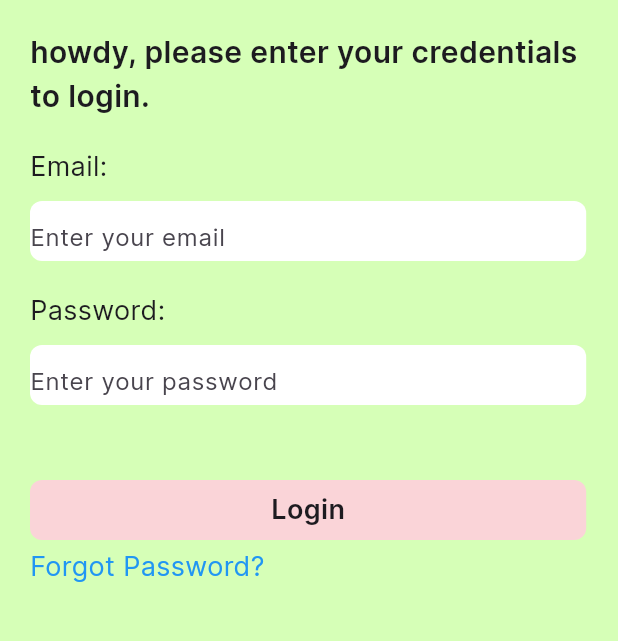
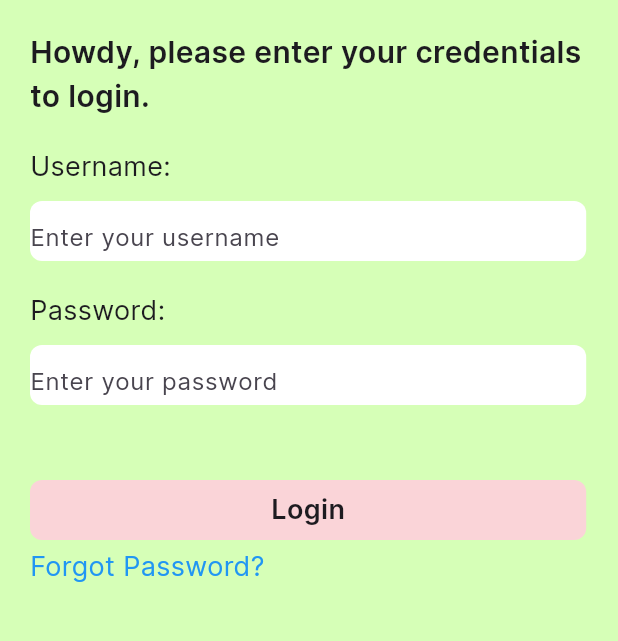
Before and after one commit to BastiaanMeijer2002/MAD, a Flutter app: the screen it shows after launch, after a tap on "Login", on a phone screen of 412 x 824 dp, the part 84-725 px from its top. Run offline on Flutter 3.47's test engine with Material 3 defaults, Android fonts, the phone set to English and light mode, and no system bars; our stand-ins replace flutter_secure_storage, flutter_svg; missing offline and left inert: dotenv; network calls fail; project files that could hold a hidden picture were left out.

Commit message:
added login functionality and retrieving jwt token from secure storage

```diff
--- a/clucknrides/lib/main.dart
+++ b/clucknrides/lib/main.dart
@@ -2,16 +2,16 @@ import 'package:clucknrides/screens/home_screen/main.dart';
 import 'package:clucknrides/screens/start_screen.dart';
 import 'package:dotenv/dotenv.dart';
 import 'package:flutter/material.dart';
+import 'package:flutter_secure_storage/flutter_secure_storage.dart';
 
 void main() {
-  DotEnv().load();
   runApp(const MyApp());
 }
 
 class MyApp extends StatelessWidget {
   const MyApp({super.key});
+  static const storage = FlutterSecureStorage();
 
-  // This widget is the root of your application.
   @override
   Widget build(BuildContext context) {
     return MaterialApp(
@@ -19,10 +19,9 @@ class MyApp extends StatelessWidget {
       theme: ThemeData(
         fontFamily: 'Inter',
         scaffoldBackgroundColor: const Color(0xFFD6FFB7),
-        colorScheme: ColorScheme.fromSeed(seedColor: Colors.deepPurple),
         useMaterial3: true,
       ),
-      home: const StartScreen(),
+      home: const StartScreen(storage: storage,),
     );
   }
 }
--- a/clucknrides/lib/models/Car.dart
+++ b/clucknrides/lib/models/Car.dart
@@ -17,7 +17,7 @@ class Car {
     return Car(
       name: '${json["brand"]} ${json["model"]}' ?? '',
       capacity: json["nrOfSeats"] ?? 0,
-      fuel: json["fuel"] ?? 0,
+      fuel: json["fuel"] ?? 'fuel',
       img: 'fiesta.png',
       rate: json["price"],
     );
--- a/clucknrides/lib/screens/car_screen/main.dart
+++ b/clucknrides/lib/screens/car_screen/main.dart
@@ -23,7 +23,7 @@ class _CarScreenState extends State<CarScreen> {
         title: Builder(
           builder: (BuildContext context) {
             return Text(
-              "Rent ${widget.car.name.substring(0,10)}",
+              "Rent ${widget.car.name}",
               style: const TextStyle(
                 color: Color(0xfffcf7f7),
                 fontFamily: "Inter",
--- a/clucknrides/lib/screens/home_screen/list_item/main.dart
+++ b/clucknrides/lib/screens/home_screen/list_item/main.dart
@@ -83,7 +83,7 @@ class ListItem extends StatelessWidget {
                       Container(
                         margin: const EdgeInsets.only(left: 17),
                         child: Text(
-                            car.name.substring(0,10),
+                            car.name,
                             style: const TextStyle(
                                 color: Color(0xFFF1ECEC),
                                 fontWeight: FontWeight.w600,
--- a/clucknrides/lib/screens/login_screen.dart
+++ b/clucknrides/lib/screens/login_screen.dart
@@ -1,17 +1,36 @@
 import 'package:clucknrides/screens/password_reset_screen.dart';
+import 'package:clucknrides/services/authenticationService.dart';
 import 'package:flutter/material.dart';
+import 'package:flutter_secure_storage/flutter_secure_storage.dart';
 
 import 'home_screen/main.dart';
 
-class LoginScreen extends StatelessWidget {
-  static const routeName = '/login-screen';
+class LoginScreen extends StatefulWidget {
+  final FlutterSecureStorage storage;
+  const LoginScreen({Key? key, required this.storage}) : super(key: key);
 
-  const LoginScreen({super.key});
+  @override
+  State<LoginScreen> createState() => _LoginScreenState();
+}
+
+class _LoginScreenState extends State<LoginScreen> {
+  late Future<bool> jwt;
+  TextEditingController userNameController = TextEditingController();
+  TextEditingController passwordController = TextEditingController();
+
+  @override
+  void initState() {
+    super.initState();
+  }
+
+  Future<bool> loginUser() async {
+    jwt = authenticateUser(userNameController.text, passwordController.text, widget.storage);
+    return jwt;
+  }
 
   @override
   Widget build(BuildContext context) {
     final screenWidth = MediaQuery.of(context).size.width;
-
     return Scaffold(
       appBar: AppBar(
         backgroundColor: const Color(0xff0f110c),
@@ -31,7 +50,7 @@ class LoginScreen extends StatelessWidget {
           const Padding(
             padding: EdgeInsets.only(top: 20, left: 20, right: 20),
             child: Text(
-              "howdy, please enter your credentials to login.",
+              "Howdy, please enter your credentials to login.",
               style: TextStyle(
                 fontSize: 20, // Adjusted font size
                 fontWeight: FontWeight.w600,
@@ -44,7 +63,7 @@ class LoginScreen extends StatelessWidget {
               crossAxisAlignment: CrossAxisAlignment.start,
               children: [
                 const Text(
-                  "Email:",
+                  "Username:",
                   style: TextStyle(
                     fontSize: 18, // Adjusted font size
                     fontWeight: FontWeight.w400,
@@ -58,11 +77,12 @@ class LoginScreen extends StatelessWidget {
                     color: Colors.white,
                     borderRadius: BorderRadius.circular(8),
                   ),
-                  child: const Center(
+                  child: Center(
                     child: TextField(
-                      decoration: InputDecoration(
+                      controller: userNameController,
+                      decoration: const InputDecoration(
                         border: InputBorder.none,
-                        hintText: "Enter your email",
+                        hintText: "Enter your username",
                       ),
                     ),
                   ),
@@ -90,10 +110,11 @@ class LoginScreen extends StatelessWidget {
                     color: Colors.white,
                     borderRadius: BorderRadius.circular(8),
                   ),
-                  child: const Center(
+                  child: Center(
                     child: TextField(
+                      controller: passwordController,
                       obscureText: true,
-                      decoration: InputDecoration(
+                      decoration: const InputDecoration(
                         border: InputBorder.none,
                         hintText: "Enter your password",
                       ),
@@ -113,12 +134,31 @@ class LoginScreen extends StatelessWidget {
                     Navigator.push(
                       context,
                       MaterialPageRoute(
-                        builder: (context) => const HomeScreen(),
+                        builder: (context) => FutureBuilder<bool>(
+                          future: loginUser(),
+                          builder: (context, snapshot) {
+                            if (snapshot.data!) {
+                              return HomeScreen(storage: widget.storage,);
+                            } else {
+                              return AlertDialog(
+                                title: const Text('Error'),
+                                content: const Text("Wrong credentials"),
+                                actions: <Widget>[
+                                  ElevatedButton(
+                                    onPressed: () {
+                                      Navigator.of(context).pop(); // Close the dialog
+                                    },
+                                    child: const Text('OK'),
                                   ),
+                                ],
+                              );
+                            }
+                          }
+                        ),
+                      )
                     );
                   },
-                  child:
-                    Container(
+                  child: Container(
                     decoration: const BoxDecoration(
                       color: Color(0xFFFAD4D8),
                       borderRadius: BorderRadius.all(Radius.circular(8)),
--- a/clucknrides/lib/screens/register_screen.dart
+++ b/clucknrides/lib/screens/register_screen.dart
@@ -1,11 +1,13 @@
 import 'package:flutter/material.dart';
+import 'package:flutter_secure_storage/flutter_secure_storage.dart';
 
 import 'login_screen.dart';
 
 class RegisterScreen extends StatelessWidget {
   static const routeName = '/register-screen';
+  final FlutterSecureStorage storage;
 
-  const RegisterScreen({super.key});
+  const RegisterScreen({Key? key, required this.storage}) : super(key: key);
 
   @override
   Widget build(BuildContext context) {
@@ -176,7 +178,7 @@ class RegisterScreen extends StatelessWidget {
                     Navigator.push(
                       context,
                       MaterialPageRoute(
-                        builder: (context) => const LoginScreen(),
+                        builder: (context) => LoginScreen(storage: storage,),
                       ),
                     );
                   },
--- a/clucknrides/lib/screens/start_screen.dart
+++ b/clucknrides/lib/screens/start_screen.dart
@@ -1,12 +1,14 @@
 import 'package:clucknrides/screens/register_screen.dart';
 import 'package:flutter/material.dart';
+import 'package:flutter_secure_storage/flutter_secure_storage.dart';
 
 import 'login_screen.dart';
 
 class StartScreen extends StatelessWidget {
   static const routeName = '/start-screen';
+  final FlutterSecureStorage storage;
 
-  const StartScreen({super.key});
+  const StartScreen({Key? key, required this.storage}) : super(key: key);
 
   @override
   Widget build(BuildContext context) {
@@ -43,7 +45,7 @@ class StartScreen extends StatelessWidget {
                         Navigator.push(
                           context,
                           MaterialPageRoute(
-                            builder: (context) => const LoginScreen(),
+                            builder: (context) => LoginScreen(storage: storage,),
                           ),
                         );
                       },
@@ -77,7 +79,7 @@ class StartScreen extends StatelessWidget {
                         Navigator.push(
                           context,
                           MaterialPageRoute(
-                            builder: (context) => const RegisterScreen(),
+                            builder: (context) => RegisterScreen(storage: storage,),
                           ),
                         );
                       },
--- a/clucknrides/lib/services/fetch_cars.dart
+++ b/clucknrides/lib/services/fetch_cars.dart
@@ -2,15 +2,17 @@ import 'dart:convert';
 import 'dart:developer';
 import 'dart:io';
 import 'package:dotenv/dotenv.dart';
+import 'package:flutter_secure_storage/flutter_secure_storage.dart';
 import '../models/Car.dart';
 import 'package:http/http.dart' as http;
 
 
-Future<List<Car>> fetchCars() async {
+Future<List<Car>> fetchCars(FlutterSecureStorage storage) async {
+  final jwt = await storage.read(key: "jwt");
   final response = await http.get(
     Uri.parse('http://localhost:8080/api/cars'),
     headers: {
-      HttpHeaders.authorizationHeader: 'Bearer eyJhbGciOiJIUzUxMiJ9.eyJzdWIiOiJhZG1pbiIsImV4cCI6MTcwMjUwNTAzNywiYXV0aCI6IlJPTEVfQURNSU4gUk9MRV9VU0VSIiwiaWF0IjoxNzAyNDE4NjM3fQ.D8gX4NPfZ8fz-S0u347N3KpMRRLhZaxF5ZTd5F0bDSTvpj5GmNeDpx-XMax4v0dWJ4wBkrPr-48uKmlrQPzKcA',
+      HttpHeaders.authorizationHeader: 'Bearer $jwt',
     },
   );
 
--- a/clucknrides/pubspec.yaml
+++ b/clucknrides/pubspec.yaml
@@ -38,6 +38,7 @@ dependencies:
   flutter_svg: ^2.0.9
   http: ^1.1.2
   dotenv: ^4.2.0
+  flutter_secure_storage: ^9.0.0
 
 dev_dependencies:
   flutter_test:
```
Also changed, not shown: clucknrides/lib/controllers/car_controller.dart (added, +8 -0 lines), clucknrides/lib/controllers/rental_controller.dart (added, +13 -0 lines), clucknrides/lib/models/Rental.dart (added, +33 -0 lines), clucknrides/lib/screens/home_screen/main.dart (+5 -2 lines), clucknrides/lib/services/AuthProvider.dart (added, +14 -0 lines), clucknrides/lib/services/authenticationService.dart (added, +29 -0 lines), clucknrides/lib/services/fetch_rentals.dart (added, +27 -0 lines), clucknrides/pubspec.lock, 14 other files. Lines whose indentation alone changed are shown as unchanged.
